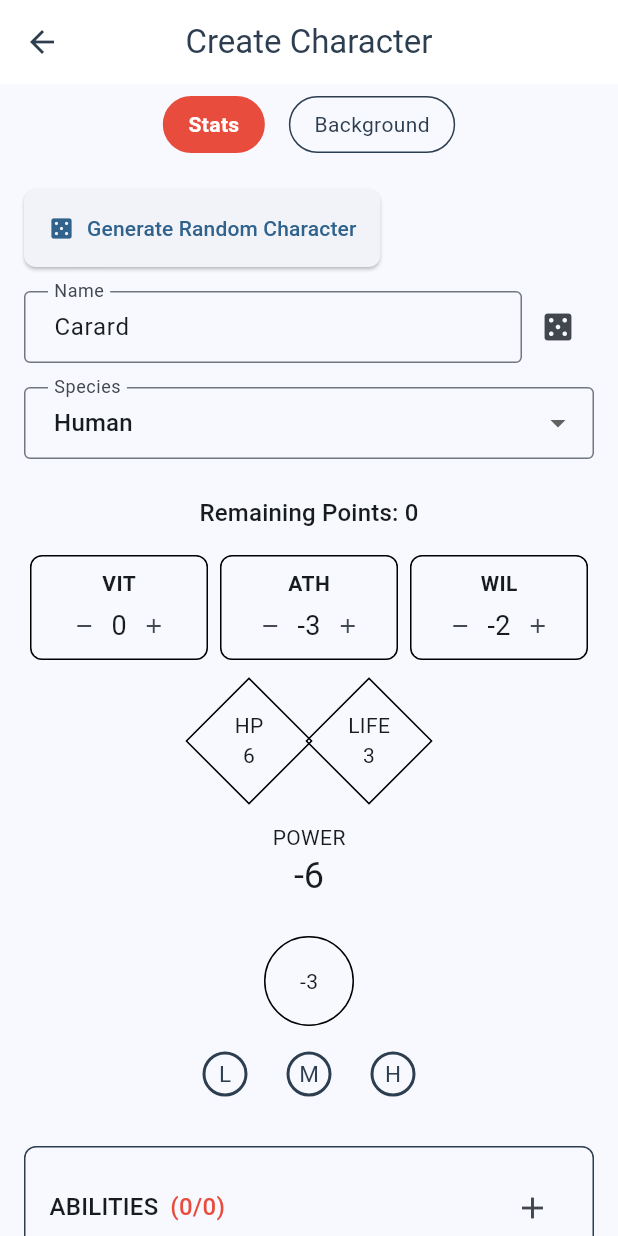
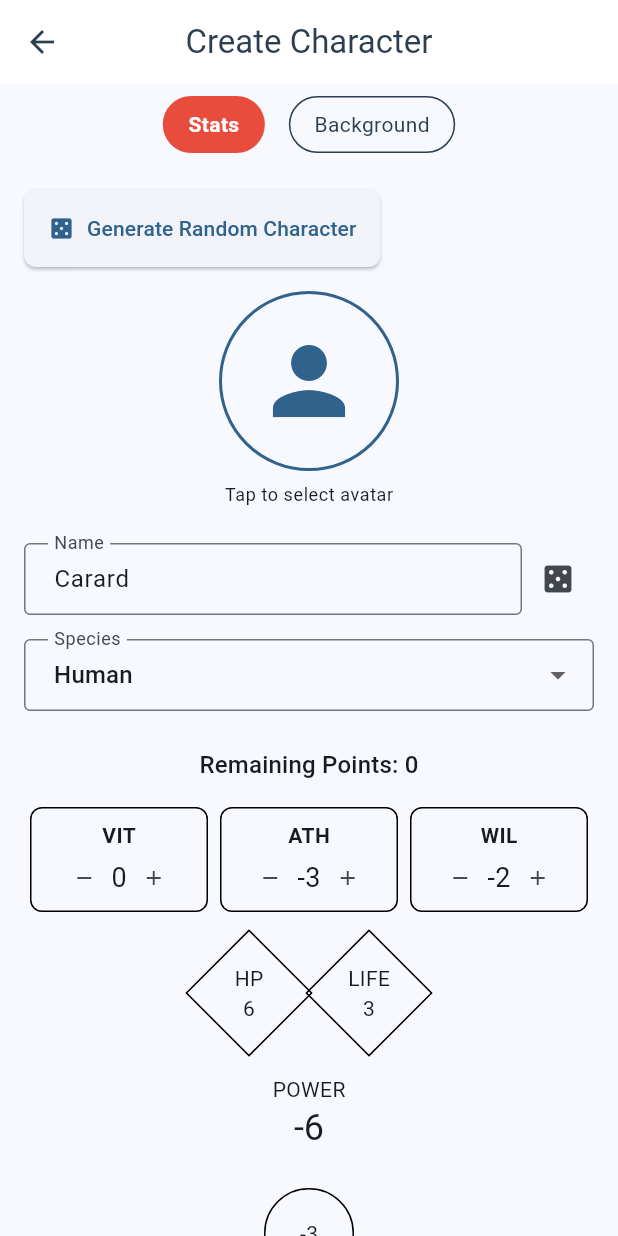
Before and after one commit to remideboer/titterpig, a Flutter app: the CharacterCreationScreen screen opened directly, after a tap on "Generate Random Character", after a tap on "Create", on a phone screen of 412 x 824 dp. Run offline on Flutter 3.47's test engine with Material 3 defaults, Android fonts, the phone set to English and light mode, and no system bars; our stand-ins replace audioplayers, flutter_riverpod, flutter_svg, freezed_annotation, google_sign_in, image_picker and 1 more; missing offline and left inert: googleapis; accounts and stored records are empty.

Commit message:
feat(character): add avatar image selection
               - Add avatar field to Character model
               - Create AvatarSelector widget with image picking
               - Update character creation screen with avatar selection
               - Add image handling permissions for Android and iOS

```diff
--- a/lib/models/character.dart
+++ b/lib/models/character.dart
@@ -21,6 +21,7 @@ class Character {
   final int vit;
   final int ath;
   final int wil;
+  final String? avatarPath; // Path to the avatar image file
   int _tempHp;
   late StatValue _hp;
   late StatValue _life;
@@ -43,6 +44,7 @@ class Character {
     required this.vit,
     required this.ath,
     required this.wil,
+    this.avatarPath,
     int? tempHp,
     DefCategory? defCategory,
     this.hasShield = false,
@@ -138,6 +140,7 @@ class Character {
       'vit': vit,
       'ath': ath,
       'wil': wil,
+      'avatarPath': avatarPath,
       'tempHp': _tempHp,
       'hp': _hp.max,
       'currentLife': _life.current,
@@ -211,6 +214,7 @@ class Character {
       vit: safeToInt(json['vit']),
       ath: safeToInt(json['ath']),
       wil: safeToInt(json['wil']),
+      avatarPath: json['avatarPath'] as String?,
       tempHp: safeToInt(json['tempHp']),
       defCategory: DefCategory.values[safeToInt(json['defCategory'])],
       hasShield: json['hasShield'] as bool? ?? false,
@@ -246,6 +250,7 @@ class Character {
     int? vit,
     int? ath,
     int? wil,
+    String? avatarPath,
     int? tempHp,
     DefCategory? defCategory,
     bool? hasShield,
@@ -264,6 +269,7 @@ class Character {
       vit: vit ?? this.vit,
       ath: ath ?? this.ath,
       wil: wil ?? this.wil,
+      avatarPath: avatarPath ?? this.avatarPath,
       tempHp: tempHp ?? this._tempHp,
       defCategory: defCategory ?? this.defCategory,
       hasShield: hasShield ?? this.hasShield,
--- a/lib/screens/character_creation_screen.dart
+++ b/lib/screens/character_creation_screen.dart
@@ -19,6 +19,7 @@ import '../models/background.dart';
 import 'package:flutter_riverpod/flutter_riverpod.dart';
 import '../providers/providers.dart';
 import '../widgets/spell_list_item.dart';
+import '../widgets/avatar_selector.dart';
 
 class CharacterCreationScreen extends ConsumerStatefulWidget {
   final Character? character;
@@ -55,6 +56,7 @@ class _CharacterCreationScreenState extends ConsumerState<CharacterCreationScree
   bool _showSpellOverlay = false;
   List<Spell> _spells = [];
   Background? _background;
+  String? _avatarPath;
 
   @override
   void initState() {
@@ -72,6 +74,7 @@ class _CharacterCreationScreenState extends ConsumerState<CharacterCreationScree
       _selectedDefense = widget.character!.defCategory;
       _spells = List.from(widget.character!.spells);
       _background = widget.character!.background;
+      _avatarPath = widget.character!.avatarPath;
     } else {
       _selectedDefense = DefCategory.none;
       _spells = [];
@@ -171,12 +174,7 @@ class _CharacterCreationScreenState extends ConsumerState<CharacterCreationScree
   }
 
   Future<void> _saveCharacter() async {
-    if (_nameController.text.isEmpty) {
-      ScaffoldMessenger.of(context).showSnackBar(
-        const SnackBar(content: Text('Please enter a name')),
-      );
-      return;
-    }
+    if (!_canSave) return;
 
     Character savedCharacter;
     if (widget.character != null) {
@@ -188,6 +186,7 @@ class _CharacterCreationScreenState extends ConsumerState<CharacterCreationScree
         vit: _vit,
         ath: _ath,
         wil: _wil,
+        avatarPath: _avatarPath,
         tempHp: widget.character!.tempHp,
         defCategory: _selectedDefense,
         hasShield: widget.character!.hasShield,
@@ -209,6 +208,7 @@ class _CharacterCreationScreenState extends ConsumerState<CharacterCreationScree
         vit: _vit,
         ath: _ath,
         wil: _wil,
+        avatarPath: _avatarPath,
         defCategory: _selectedDefense,
         spells: _spells,
         createdAt: DateTime.now(),
@@ -272,6 +272,7 @@ class _CharacterCreationScreenState extends ConsumerState<CharacterCreationScree
       _ath = randomCharacter.ath;
       _wil = randomCharacter.wil;
       _remainingPoints = 0;
+      _avatarPath = randomCharacter.avatarPath;
     });
   }
 
@@ -344,6 +345,21 @@ class _CharacterCreationScreenState extends ConsumerState<CharacterCreationScree
                 ),
               ),
             ),
+
+          // Avatar Selector
+          Center(
+            child: AvatarSelector(
+              initialAvatarPath: widget.character?.avatarPath,
+              onAvatarSelected: (path) {
+                setState(() {
+                  _avatarPath = path;
+                });
+              },
+              size: 120,
+            ),
+          ),
+          const SizedBox(height: 24),
+
           // Name Section
           Row(
             children: [
@@ -644,6 +660,7 @@ class _CharacterCreationScreenState extends ConsumerState<CharacterCreationScree
                         vit: _vit,
                         ath: _ath,
                         wil: _wil,
+                        avatarPath: _avatarPath,
                         tempHp: widget.character!.tempHp,
                         defCategory: _selectedDefense,
                         hasShield: widget.character!.hasShield,
@@ -662,6 +679,7 @@ class _CharacterCreationScreenState extends ConsumerState<CharacterCreationScree
                         vit: _vit,
                         ath: _ath,
                         wil: _wil,
+                        avatarPath: _avatarPath,
                         defCategory: _selectedDefense,
                         spells: _spells,
                         createdAt: DateTime.now(),
@@ -727,6 +745,7 @@ class _CharacterCreationScreenState extends ConsumerState<CharacterCreationScree
                             vit: _vit,
                             ath: _ath,
                             wil: _wil,
+                            avatarPath: _avatarPath,
                             tempHp: widget.character!.tempHp,
                             defCategory: _selectedDefense,
                             hasShield: widget.character!.hasShield,
@@ -745,6 +764,7 @@ class _CharacterCreationScreenState extends ConsumerState<CharacterCreationScree
                             vit: _vit,
                             ath: _ath,
                             wil: _wil,
+                            avatarPath: _avatarPath,
                             defCategory: _selectedDefense,
                             spells: _spells,
                             createdAt: DateTime.now(),
--- /dev/null
+++ b/lib/widgets/avatar_selector.dart
@@ -0,0 +1,124 @@
+import 'dart:io';
+import 'package:flutter/material.dart';
+import 'package:image_picker/image_picker.dart';
+import 'package:path_provider/path_provider.dart';
+import 'package:path/path.dart' as path;
+import 'package:uuid/uuid.dart';
+
+class AvatarSelector extends StatefulWidget {
+  final String? initialAvatarPath;
+  final void Function(String?) onAvatarSelected;
+  final double size;
+
+  const AvatarSelector({
+    super.key,
+    this.initialAvatarPath,
+    required this.onAvatarSelected,
+    this.size = 150,
+  });
+
+  @override
+  State<AvatarSelector> createState() => _AvatarSelectorState();
+}
+
+class _AvatarSelectorState extends State<AvatarSelector> {
+  String? _avatarPath;
+  final _picker = ImagePicker();
+
+  @override
+  void initState() {
+    super.initState();
+    _avatarPath = widget.initialAvatarPath;
+  }
+
+  Future<void> _pickImage() async {
+    try {
+      final XFile? image = await _picker.pickImage(
+        source: ImageSource.gallery,
+        maxWidth: 512, // Reasonable size for avatars
+        maxHeight: 512,
+      );
+
+      if (image == null) return;
+
+      // Validate file extension
+      final extension = path.extension(image.path).toLowerCase();
+      if (!['.png', '.jpg', '.jpeg', '.svg'].contains(extension)) {
+        if (mounted) {
+          ScaffoldMessenger.of(context).showSnackBar(
+            const SnackBar(
+              content: Text('Invalid file format. Please use PNG, JPG, JPEG, or SVG.'),
+            ),
+          );
+        }
+        return;
+      }
+
+      // Copy image to app's documents directory
+      final appDir = await getApplicationDocumentsDirectory();
+      final fileName = 'avatar_${const Uuid().v4()}$extension';
+      final savedImage = await File(image.path).copy('${appDir.path}/$fileName');
+
+      setState(() {
+        _avatarPath = savedImage.path;
+      });
+      widget.onAvatarSelected(_avatarPath);
+    } catch (e) {
+      if (mounted) {
+        ScaffoldMessenger.of(context).showSnackBar(
+          const SnackBar(
+            content: Text('Failed to pick image. Please try again.'),
+          ),
+        );
+      }
+    }
+  }
+
+  @override
+  Widget build(BuildContext context) {
+    return Column(
+      mainAxisSize: MainAxisSize.min,
+      children: [
+        GestureDetector(
+          onTap: _pickImage,
+          child: Container(
+            width: widget.size,
+            height: widget.size,
+            decoration: BoxDecoration(
+              shape: BoxShape.circle,
+              color: Theme.of(context).colorScheme.surface,
+              border: Border.all(
+                color: Theme.of(context).colorScheme.primary,
+                width: 2,
+              ),
+            ),
+            child: ClipOval(
+              child: _avatarPath != null
+                  ? Image.file(
+                      File(_avatarPath!),
+                      fit: BoxFit.cover,
+                      errorBuilder: (context, error, stackTrace) {
+                        return _buildDefaultAvatar();
+                      },
+                    )
+                  : _buildDefaultAvatar(),
+            ),
+          ),
+        ),
+        const SizedBox(height: 8),
+        Text(
+          'Tap to select avatar',
+          style: Theme.of(context).textTheme.bodySmall,
+        ),
+      ],
+    );
+  }
+
+  Widget _buildDefaultAvatar() {
+    return Icon(
+      Icons.person,
+      size: widget.size * 0.6,
+      color: Theme.of(context).colorScheme.primary,
+    );
+  }
+}
--- a/pubspec.yaml
+++ b/pubspec.yaml
@@ -43,6 +43,9 @@ dependencies:
   cupertino_icons: ^1.0.2
   google_sign_in: ^6.1.4
   googleapis: ^11.4.0
+  path: ^1.8.3
+  image_picker: ^1.0.7
+  path_provider: ^2.1.2
 
 dev_dependencies:
   flutter_test:
```
Also changed, not shown: 2 other files.
